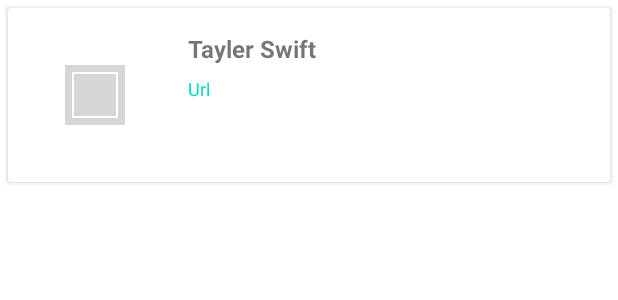
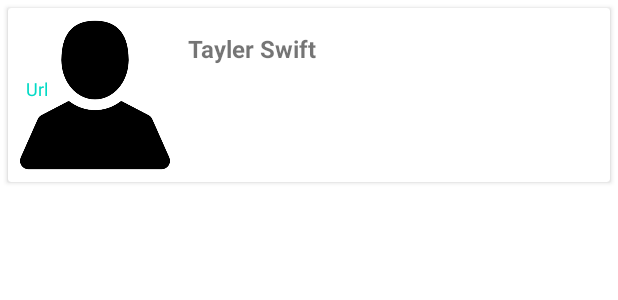
Before and after one commit to rsriniva86/RepoList, an Android app: the layout item_repo.xml on its own in the app's theme, with its tools: preview values and no code run, on a phone screen of 412 x 824 dp. Shown: the top 300 px of the screen. Run offline under Robolectric (Android 15) with nearby library versions, the phone set to English and light mode, and no system bars.

Commit message:
List UI items setup

```diff
--- a/app/src/main/java/com/shyam/repolist/ui/avatar/AvatarDialogFragment.kt
+++ b/app/src/main/java/com/shyam/repolist/ui/avatar/AvatarDialogFragment.kt
@@ -30,12 +30,12 @@ class AvatarDialogFragment : DialogFragment() {
     override fun onViewCreated(view: View, savedInstanceState: Bundle?) {
         super.onViewCreated(view, savedInstanceState)
         viewModel.getImageDetailData().observe(this, {
-            it.avatar?.let {
+            it.links?.avatar?.let {
                 Glide.with(view.context)
                     .load(it.href)
                     .transform(CenterCrop())
-                    .error(R.drawable.error_image)
-                    .placeholder(R.drawable.image_cover_missing)
+                    .error(R.drawable.user_avatar)
+                    .placeholder(R.drawable.user_avatar)
                     .into(view.imgDetail)
             }
 
--- a/app/src/main/res/layout/item_image.xml
+++ b/app/src/main/res/layout/item_repo.xml
@@ -30,14 +30,15 @@
             android:layout_margin="@dimen/margin_small"
             android:layout_marginStart="4dp"
             android:scaleType="centerInside"
+            android:src="@drawable/user_avatar"
             app:layout_constraintBottom_toBottomOf="parent"
             app:layout_constraintStart_toStartOf="parent"
             app:layout_constraintTop_toTopOf="parent"
             app:layout_constraintVertical_bias="0.0"
-            tools:src="@drawable/image_cover_missing" />
+            tools:src="@drawable/user_avatar" />
 
         <TextView
-            android:id="@+id/tvTitle"
+            android:id="@+id/contents"
             android:layout_width="wrap_content"
             android:layout_height="wrap_content"
             android:layout_marginStart="@dimen/margin_image_cover"
@@ -46,7 +47,6 @@
             android:layout_marginTop="@dimen/margin_small"
             android:layout_marginBottom="@dimen/margin_small"
             android:ellipsize="end"
-            android:maxLines="2"
             android:textSize="16sp"
             android:textStyle="bold"
             app:layout_constraintStart_toEndOf="@+id/ivCover"
@@ -56,18 +56,18 @@
 
         <TextView
             android:id="@+id/tvWebPageUrl"
-            android:layout_width="wrap_content"
+            android:layout_width="match_parent"
             android:layout_height="wrap_content"
             android:layout_marginStart="@dimen/margin_image_cover"
             android:layout_marginLeft="@dimen/margin_image_cover"
             android:paddingRight="@dimen/margin_image_cover"
             android:layout_marginTop="7dp"
             android:ellipsize="end"
-            android:maxLines="2"
             android:textSize="12sp"
             android:textColor="@color/teal_200"
-            app:layout_constraintStart_toEndOf="@+id/ivCover"
-            app:layout_constraintTop_toBottomOf="@+id/tvTitle"
+            app:layout_constraintLeft_toRightOf="@id/ivCover"
+            app:layout_constraintStart_toEndOf="@id/ivCover"
+            app:layout_constraintTop_toBottomOf="@id/contents"
             tools:text="Url" />
     </androidx.constraintlayout.widget.ConstraintLayout>
 </androidx.cardview.widget.CardView>
--- a/app/src/main/res/layout/main_fragment.xml
+++ b/app/src/main/res/layout/main_fragment.xml
@@ -32,7 +32,7 @@
     android:layout_width="match_parent"
     android:layout_height="match_parent"
     app:layoutManager="androidx.recyclerview.widget.LinearLayoutManager"
-    tools:listitem="@layout/item_image"
+    tools:listitem="@layout/item_repo"
     app:layout_behavior="@string/appbar_scrolling_view_behavior" />
 
   <ProgressBar
```
Also changed, not shown: app/src/main/java/com/shyam/repolist/db/model/RepositoryDataClasses.kt (+10 -5 lines), app/src/main/java/com/shyam/repolist/network/model/NetworkModelMapper.kt (+30 -6 lines), app/src/main/java/com/shyam/repolist/network/model/RepositoryDtoClasses.kt (+11 -6 lines), app/src/main/java/com/shyam/repolist/ui/main/adapters/RepositoryListAdapter.kt (+49 -5 lines), app/src/main/res/drawable/user_avatar.png (added).
